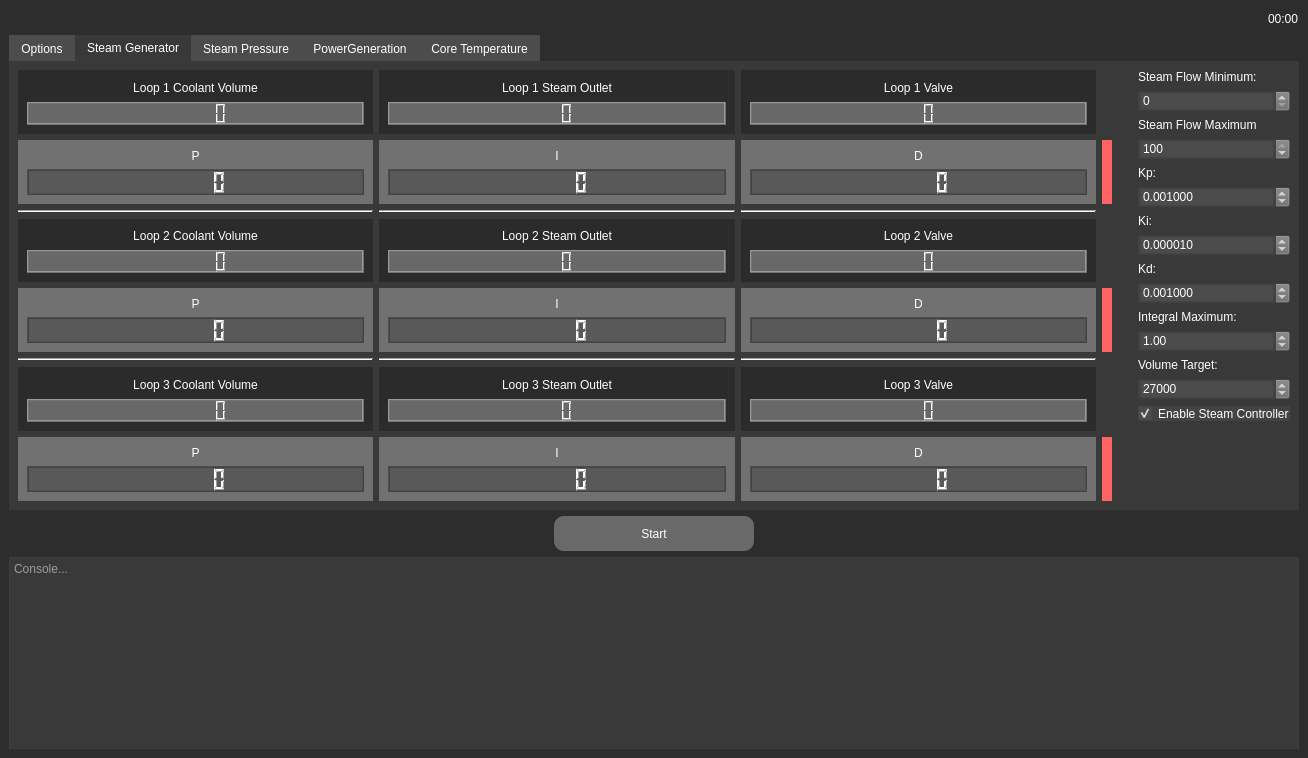
The window that mainwindow.ui (BurtBR/NuclearesController) describes before a commit, drawn with Qt 5.
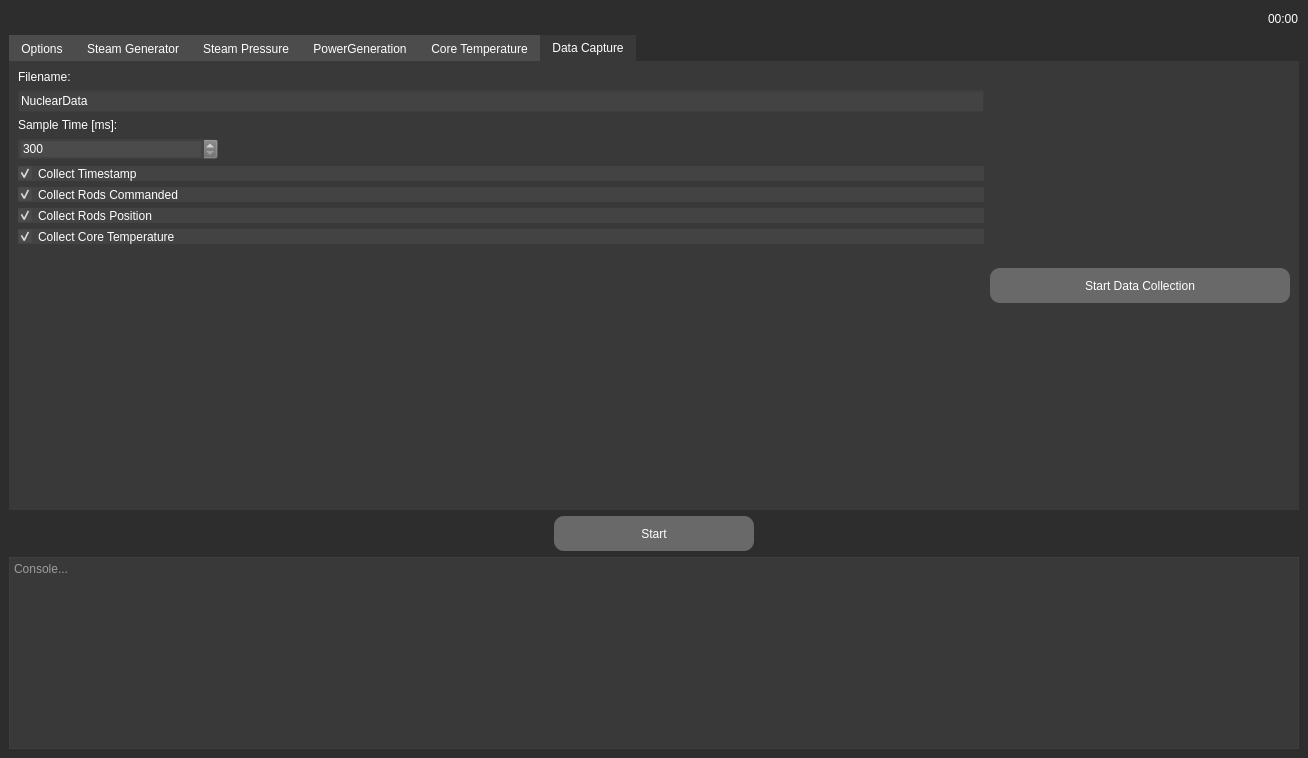
The same window after the commit. Icons and pictures are not drawn.

Commit message: Added Data Collection

The edit to the form file:
```diff
--- a/mainwindow.ui
+++ b/mainwindow.ui
@@ -177,7 +177,7 @@
        <string notr="true"/>
       </property>
       <property name="currentIndex">
-       <number>1</number>
+       <number>5</number>
       </property>
       <widget class="QWidget" name="tabOptions">
        <attribute name="title">
@@ -3287,6 +3287,130 @@
         </item>
        </layout>
       </widget>
+      <widget class="QWidget" name="tabDataCapture">
+       <attribute name="title">
+        <string>Data Capture</string>
+       </attribute>
+       <layout class="QHBoxLayout" name="horizontalLayout_3">
+        <item>
+         <layout class="QVBoxLayout" name="verticalLayout_13">
+          <item>
+           <widget class="QLabel" name="label_78">
+            <property name="text">
+             <string>Filename:</string>
+            </property>
+           </widget>
+          </item>
+          <item>
+           <widget class="QLineEdit" name="lineEdit">
+            <property name="inputMask">
+             <string/>
+            </property>
+            <property name="text">
+             <string>NuclearData</string>
+            </property>
+           </widget>
+          </item>
+          <item>
+           <widget class="QLabel" name="label_79">
+            <property name="text">
+             <string>Sample Time [ms]:</string>
+            </property>
+           </widget>
+          </item>
+          <item>
+           <widget class="QSpinBox" name="spinBox">
+            <property name="maximumSize">
+             <size>
+              <width>200</width>
+              <height>16777215</height>
+             </size>
+            </property>
+            <property name="minimum">
+             <number>300</number>
+            </property>
+            <property name="maximum">
+             <number>100000</number>
+            </property>
+            <property name="singleStep">
+             <number>100</number>
+            </property>
+           </widget>
+          </item>
+          <item>
+           <widget class="QCheckBox" name="checkCollectTimestamp">
+            <property name="text">
+             <string>Collect Timestamp</string>
+            </property>
+            <property name="checked">
+             <bool>true</bool>
+            </property>
+           </widget>
+          </item>
+          <item>
+           <widget class="QCheckBox" name="checkCollectRodsCommanded">
+            <property name="text">
+             <string>Collect Rods Commanded</string>
+            </property>
+            <property name="checked">
+             <bool>true</bool>
+            </property>
+           </widget>
+          </item>
+          <item>
+           <widget class="QCheckBox" name="checkCollectRodsPosition">
+            <property name="text">
+             <string>Collect Rods Position</string>
+            </property>
+            <property name="checked">
+             <bool>true</bool>
+            </property>
+           </widget>
+          </item>
+          <item>
+           <widget class="QCheckBox" name="checkCollectCoreTemperature">
+            <property name="text">
+             <string>Collect Core Temperature</string>
+            </property>
+            <property name="checked">
+             <bool>true</bool>
+            </property>
+           </widget>
+          </item>
+          <item>
+           <spacer name="verticalSpacer_18">
+            <property name="orientation">
+             <enum>Qt::Orientation::Vertical</enum>
+            </property>
+            <property name="sizeHint" stdset="0">
+             <size>
+              <width>20</width>
+              <height>40</height>
+             </size>
+            </property>
+           </spacer>
+          </item>
+         </layout>
+        </item>
+        <item>
+         <layout class="QVBoxLayout" name="verticalLayout_33">
+          <item>
+           <widget class="QPushButton" name="buttonStartDataCollection">
+            <property name="minimumSize">
+             <size>
+              <width>300</width>
+              <height>35</height>
+             </size>
+            </property>
+            <property name="text">
+             <string>Start Data Collection</string>
+            </property>
+           </widget>
+          </item>
+         </layout>
+        </item>
+       </layout>
+      </widget>
      </widget>
     </item>
     <item>
```
The commit also changes 3 other files.
